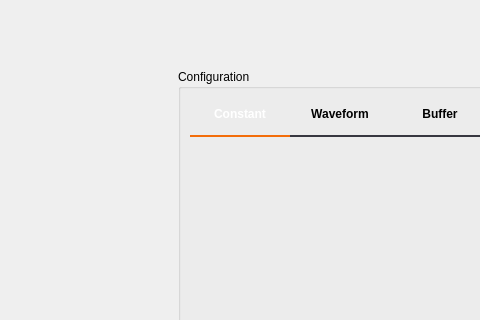
First picture: the form in ui/signal_generator.ui, repository analogdevicesinc/scopy, before the edit; both pictures show x 202 to 682 and y 0 to 320 of the 1188 by 654 pixel window.
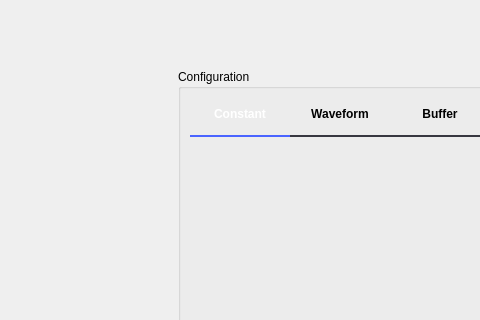
Second picture: the form after the edit. Icons and pictures are not drawn. Custom widgets are drawn as their Qt base class.

Commit message: SignalGenerator: Fix confusing underline color in the configuration menu

Patch:
```diff
--- a/ui/signal_generator.ui
+++ b/ui/signal_generator.ui
@@ -185,7 +185,7 @@
 }
 QTabBar::tab:selected {
   color: white;
-  border-bottom: 2px solid rgba(243, 109, 10);
+  border-bottom: 2px solid rgba(74, 100, 255);
   margin-top: 0px;
 }
 QTabBar::tab:!selected {
```
